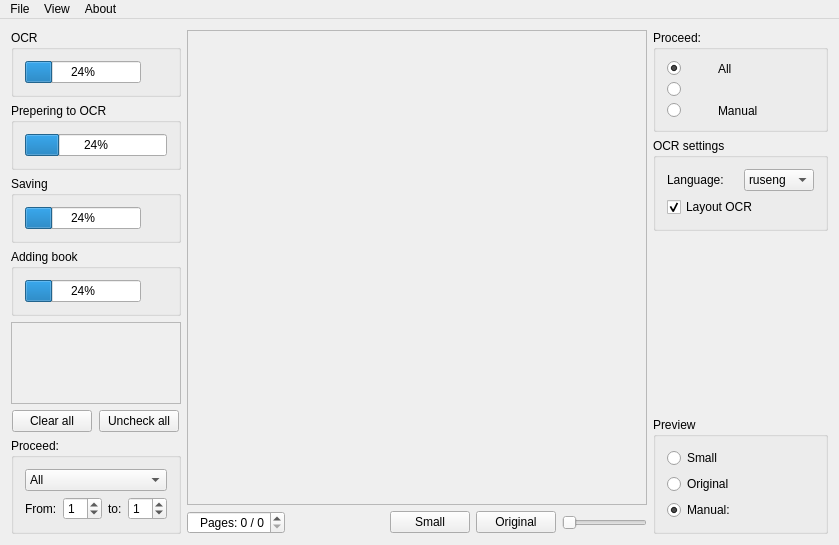
Before: the Qt Designer form kbookocr.ui in b0noI/KBookOCR, drawn with Qt 5.
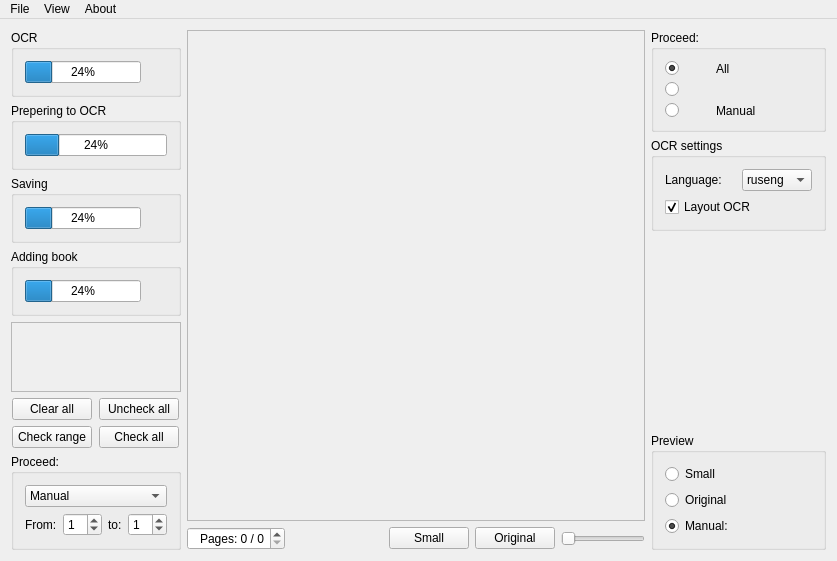
After: the same form once the commit is applied. Icons and pictures are not drawn.

```diff
--- a/kbookocr.ui
+++ b/kbookocr.ui
@@ -6,8 +6,8 @@
    <rect>
     <x>0</x>
     <y>0</y>
-    <width>839</width>
-    <height>545</height>
+    <width>837</width>
+    <height>543</height>
    </rect>
   </property>
   <property name="sizePolicy">
@@ -56,7 +56,7 @@
            <x>0</x>
            <y>0</y>
            <width>414</width>
-           <height>478</height>
+           <height>476</height>
           </rect>
          </property>
          <layout class="QVBoxLayout" name="verticalLayout_8">
@@ -699,7 +699,7 @@
            <x>0</x>
            <y>0</y>
            <width>166</width>
-           <height>168</height>
+           <height>137</height>
           </rect>
          </property>
          <layout class="QVBoxLayout" name="verticalLayout_3">
@@ -766,6 +766,36 @@
         </item>
        </layout>
       </item>
+      <item>
+       <layout class="QHBoxLayout" name="horizontalLayout_13">
+        <item>
+         <widget class="QPushButton" name="pushButton_7">
+          <property name="maximumSize">
+           <size>
+            <width>80</width>
+            <height>16777215</height>
+           </size>
+          </property>
+          <property name="text">
+           <string>Check range</string>
+          </property>
+         </widget>
+        </item>
+        <item>
+         <widget class="QPushButton" name="pushButton_6">
+          <property name="maximumSize">
+           <size>
+            <width>80</width>
+            <height>16777215</height>
+           </size>
+          </property>
+          <property name="text">
+           <string>Check all</string>
+          </property>
+         </widget>
+        </item>
+       </layout>
+      </item>
       <item>
        <widget class="QGroupBox" name="groupBox_8">
         <property name="maximumSize">
@@ -780,6 +810,11 @@
         <layout class="QVBoxLayout" name="verticalLayout_11">
          <item>
           <widget class="QComboBox" name="pageComboBox">
+           <item>
+            <property name="text">
+             <string>Manual</string>
+            </property>
+           </item>
            <item>
             <property name="text">
              <string>All</string>
@@ -847,7 +882,7 @@
     <rect>
      <x>0</x>
      <y>0</y>
-     <width>839</width>
+     <width>837</width>
      <height>20</height>
     </rect>
    </property>
```
Left out of the diff: 5 changed lines with no effect on the pictures.
